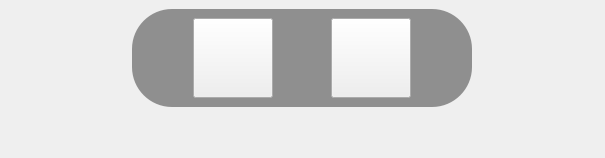
Qt form widgets/pushstreamwidget.ui (wyc15002105071/Recorder) before a commit.
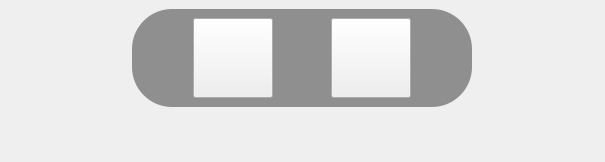
The same form after that commit. Icons and pictures are not drawn.

What changed in the file:
```diff
--- a/widgets/pushstreamwidget.ui
+++ b/widgets/pushstreamwidget.ui
@@ -7,7 +7,7 @@
     <x>0</x>
     <y>0</y>
     <width>605</width>
-    <height>158</height>
+    <height>162</height>
    </rect>
   </property>
   <property name="windowTitle">
```
Left out of the diff: 18 changed lines with no effect on the pictures.
